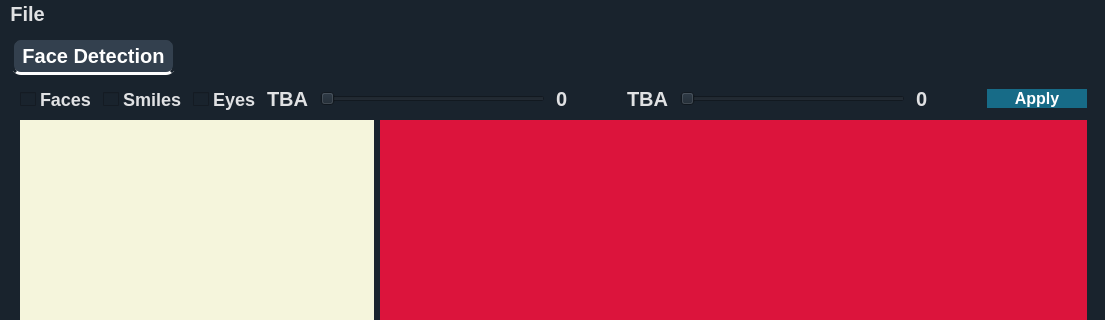
This is main.ui in omarshaban02/Face-Recognition-System as Qt 5 draws it before an edit; both pictures show x 0 to 1105 and y 0 to 320 of the 1105 by 816 pixel window. The edited form follows.
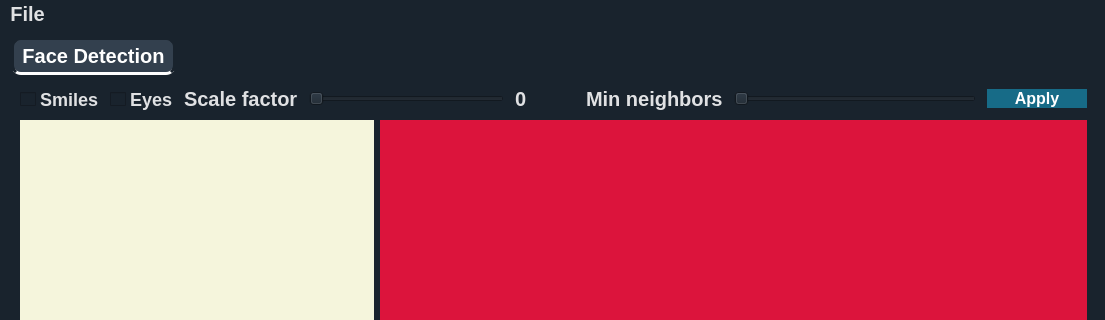
This is the edited form. Icons and pictures are not drawn. Custom widgets are drawn as their Qt base class.

Commit message: Face detection v1

Diff of the .ui file:
```diff
--- a/main.ui
+++ b/main.ui
@@ -300,17 +300,7 @@
           <item>
            <layout class="QHBoxLayout" name="horizontalLayout_2">
             <item>
-             <widget class="QCheckBox" name="checkBox_faces">
-              <property name="text">
-               <string>Faces</string>
-              </property>
-              <attribute name="buttonGroup">
-               <string notr="true">buttonGroup</string>
-              </attribute>
-             </widget>
-            </item>
-            <item>
-             <widget class="QCheckBox" name="checkBox_2">
+             <widget class="QCheckBox" name="checkBox_smiles">
               <property name="text">
                <string>Smiles</string>
               </property>
@@ -336,12 +326,18 @@
             <item>
              <widget class="QLabel" name="label">
               <property name="text">
-               <string>TBA</string>
+               <string>Scale factor</string>
               </property>
              </widget>
             </item>
             <item>
-             <widget class="QSlider" name="horizontalSlider">
+             <widget class="QSlider" name="scaleFactorSlider">
+              <property name="minimum">
+               <number>1</number>
+              </property>
+              <property name="maximum">
+               <number>50</number>
+              </property>
               <property name="orientation">
                <enum>Qt::Horizontal</enum>
               </property>
@@ -367,7 +363,7 @@
             <item>
              <widget class="QLabel" name="label_2">
               <property name="text">
-               <string>TBA</string>
+               <string>Min neighbors</string>
               </property>
              </widget>
             </item>
@@ -378,19 +374,6 @@
               </property>
              </widget>
             </item>
-            <item>
-             <widget class="QLabel" name="label_5">
-              <property name="minimumSize">
-               <size>
-                <width>60</width>
-                <height>0</height>
-               </size>
-              </property>
-              <property name="text">
-               <string>0</string>
-              </property>
-             </widget>
-            </item>
            </layout>
           </item>
           <item>
```
Left out of the diff: 29 changed lines with no effect on the pictures. The commit also changes 12 other files.
